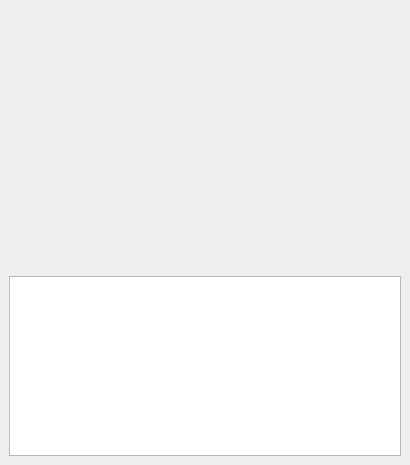
jamesxsc/coffee, file mainwindow.ui: the form before one commit.
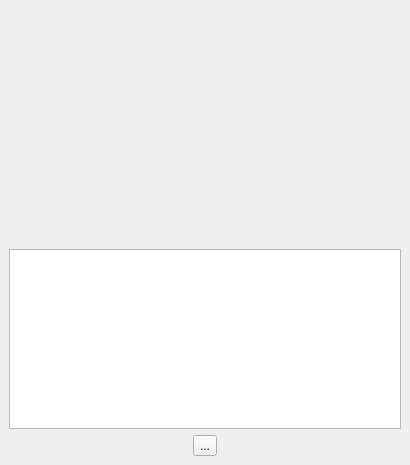
The form after the commit. Icons and pictures are not drawn. Custom widgets are drawn as their Qt base class.

Commit message: table row deletion and encapsulate coffeesetup

Diff of the .ui file:
```diff
--- a/mainwindow.ui
+++ b/mainwindow.ui
@@ -68,6 +68,16 @@
       </property>
      </widget>
     </item>
+    <item row="3" column="0" alignment="Qt::AlignmentFlag::AlignHCenter">
+     <widget class="QToolButton" name="buttonTableDelete">
+      <property name="text">
+       <string>...</string>
+      </property>
+      <property name="icon">
+       <iconset theme="user-trash"/>
+      </property>
+     </widget>
+    </item>
    </layout>
   </widget>
  </widget>
```
Left out of the diff: 21 changed lines with no effect on the pictures. The commit also changes 5 other files.
